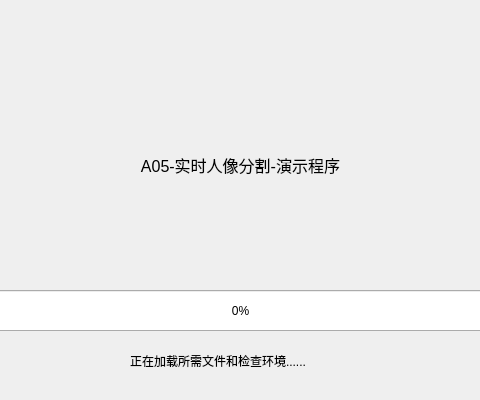
The window that src/welcomewindow.ui (kiraYuukiAsuna/FragranceInThawGui) describes before a commit, drawn with Qt 5; both pictures show x 110 to 590 and y 0 to 400 of the 720 by 400 pixel window.
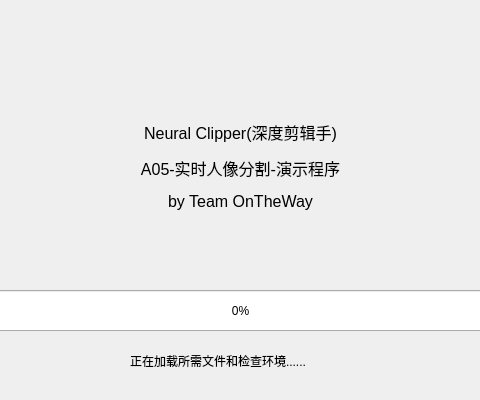
The same window after the commit.

The edit to the form file:
```diff
--- a/src/welcomewindow.ui
+++ b/src/welcomewindow.ui
@@ -23,7 +23,7 @@
     </rect>
    </property>
    <property name="text">
-    <string>&lt;html&gt;&lt;head/&gt;&lt;body&gt;&lt;p align=&quot;center&quot;&gt;&lt;span style=&quot; font-size:12pt;&quot;&gt;A05-实时人像分割-演示程序&lt;/span&gt;&lt;/p&gt;&lt;/body&gt;&lt;/html&gt;</string>
+    <string>&lt;html&gt;&lt;head/&gt;&lt;body&gt;&lt;p align=&quot;center&quot;&gt;&lt;span style=&quot; font-size:12pt;&quot;&gt;Neural Clipper(深度剪辑手)&lt;/span&gt;&lt;/p&gt;&lt;p align=&quot;center&quot;&gt;&lt;span style=&quot; font-size:12pt;&quot;&gt;A05-实时人像分割-演示程序&lt;/span&gt;&lt;/p&gt;&lt;p align=&quot;center&quot;&gt;&lt;span style=&quot; font-size:12pt;&quot;&gt;by Team OnTheWay&lt;/span&gt;&lt;/p&gt;&lt;/body&gt;&lt;/html&gt;</string>
    </property>
    <property name="wordWrap">
     <bool>true</bool>
```
